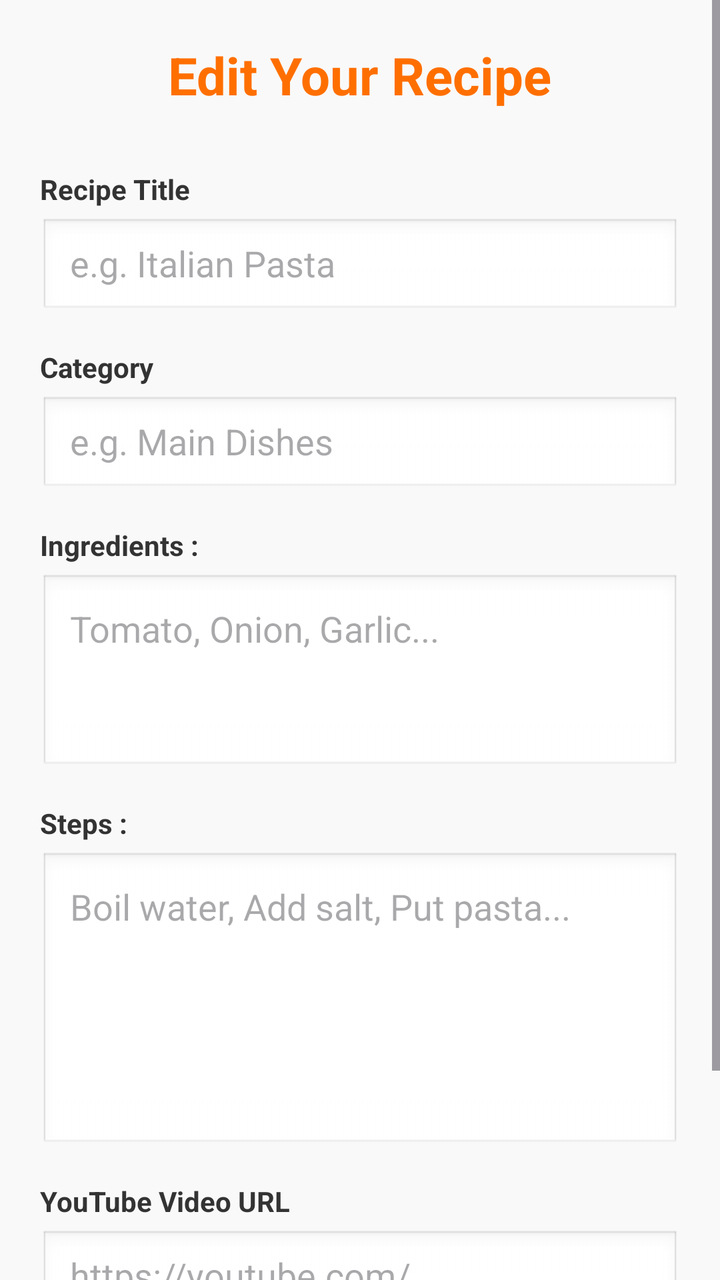
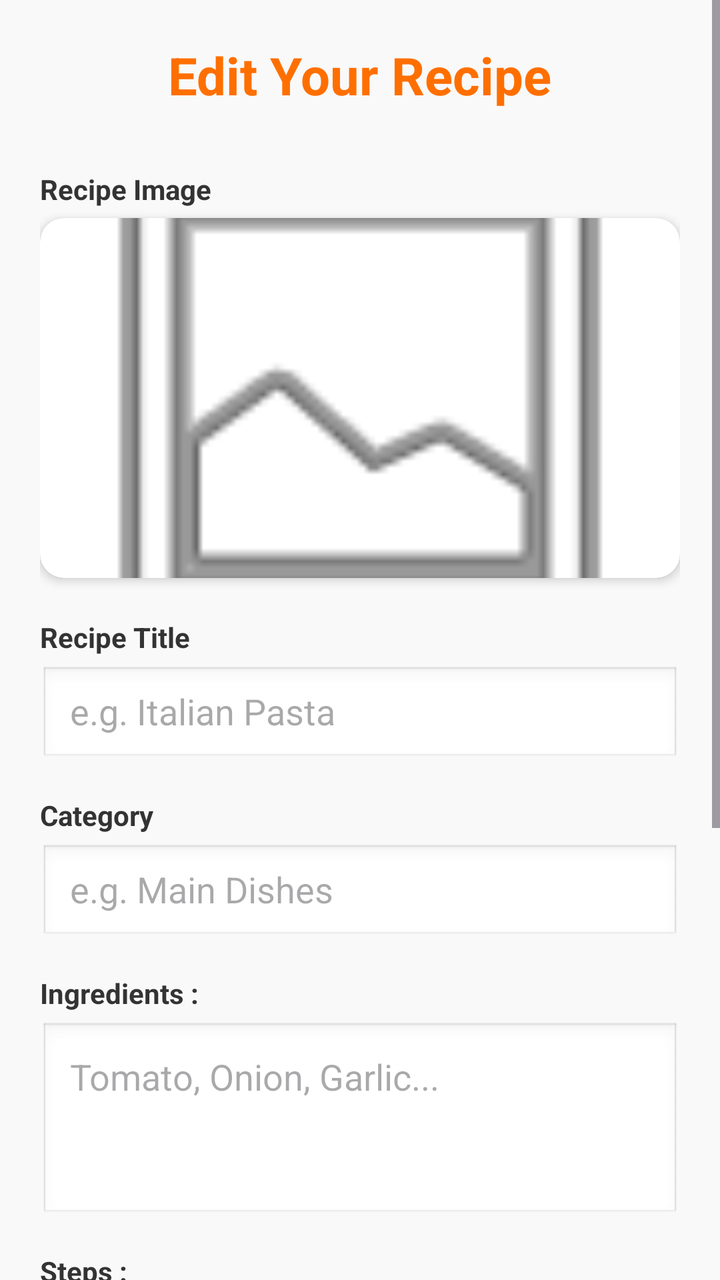

Screens rendered from an Android XML layout before and after an edit, with the pre-edit source and the edit as a unified diff.
<!-- AndroidManifest.xml: application theme Theme.RecipeBook -->
<!-- res/layout/activity_edit_recipe.xml -->
<?xml version="1.0" encoding="utf-8"?>
<ScrollView
    xmlns:android="http://schemas.android.com/apk/res/android"
    xmlns:app="http://schemas.android.com/apk/res-auto"
    xmlns:tools="http://schemas.android.com/tools"
    android:id="@+id/main"
    android:layout_width="match_parent"
    android:layout_height="match_parent"
    tools:context=".EditRecipeActivity"
    android:background="#F9F9F9"
    android:fillViewport="true">
    <LinearLayout
        android:layout_width="match_parent"
        android:layout_height="wrap_content"
        android:orientation="vertical"
        android:padding="20dp">

        <TextView
            android:layout_width="wrap_content"
            android:layout_height="wrap_content"
            android:text="Edit Your Recipe"
            android:textColor="@color/orange_primary"
            android:textSize="26sp"
            android:textStyle="bold"
            android:layout_gravity="center_horizontal"
            android:layout_marginBottom="30dp"/>

        <TextView
            android:layout_width="wrap_content"
            android:layout_height="wrap_content"
            android:text="Recipe Title"
            android:textColor="#333"
            android:textStyle="bold"
            android:layout_marginBottom="5dp"/>
        <EditText
            android:id="@+id/editRecipeTitleEt"
            android:layout_width="match_parent"
            android:layout_height="50dp"
            android:hint="e.g. Italian Pasta"
            android:inputType="text"
            android:background="@android:drawable/edit_text"
            android:paddingHorizontal="15dp"
            android:layout_marginBottom="15dp"/>

        <TextView
            android:layout_width="wrap_content"
            android:layout_height="wrap_content"
            android:text="Category"
            android:textColor="#333"
            android:textStyle="bold"
            android:layout_marginBottom="5dp"/>
        <EditText
            android:id="@+id/editRecipeCategoryEt"
            android:layout_width="match_parent"
            android:layout_height="50dp"
            android:hint="e.g. Main Dishes"
            android:inputType="text"
            android:background="@android:drawable/edit_text"
            android:paddingHorizontal="15dp"
            android:layout_marginBottom="15dp"/>

        <TextView
            android:layout_width="wrap_content"
            android:layout_height="wrap_content"
            android:text="Ingredients :"
            android:textColor="#333"
            android:textStyle="bold"
            android:layout_marginBottom="5dp"/>
        <EditText
            android:id="@+id/editRecipeIngredientsEt"
            android:layout_width="match_parent"
            android:layout_height="100dp"
            android:hint="Tomato, Onion, Garlic..."
            android:inputType="textMultiLine"
            android:gravity="top"
            android:background="@android:drawable/edit_text"
            android:padding="15dp"
            android:layout_marginBottom="15dp"/>

        <TextView
            android:layout_width="wrap_content"
            android:layout_height="wrap_content"
            android:text="Steps :"
            android:textColor="#333"
            android:textStyle="bold"
            android:layout_marginBottom="5dp"/>
        <EditText
            android:id="@+id/editRecipeStepsEt"
            android:layout_width="match_parent"
            android:layout_height="150dp"
            android:hint="Boil water, Add salt, Put pasta..."
            android:inputType="textMultiLine"
            android:gravity="top"
            android:background="@android:drawable/edit_text"
            android:padding="15dp"
            android:layout_marginBottom="15dp"/>

        <TextView
            android:layout_width="wrap_content"
            android:layout_height="wrap_content"
            android:text="YouTube Video URL"
            android:textColor="#333"
            android:textStyle="bold"
            android:layout_marginBottom="5dp"/>
        <EditText
            android:id="@+id/editRecipeVideoUrlEt"
            android:layout_width="match_parent"
            android:layout_height="50dp"
            android:hint="https://youtube.com/..."
            android:inputType="textUri"
            android:background="@android:drawable/edit_text"
            android:paddingHorizontal="15dp"
            android:layout_marginBottom="25dp"/>

        <Button
            android:id="@+id/updateRecipeBtn"
            android:layout_width="match_parent"
            android:layout_height="55dp"
            android:text="Update Recipe"
            android:backgroundTint="@color/orange_primary"
            android:textColor="@color/white"
            android:textStyle="bold"
            app:cornerRadius="10dp"/>

    </LinearLayout>

</ScrollView>
<!-- resources referenced by this layout -->
<resources>
  <color name="orange_primary">#FF6F00</color>
  <color name="white">#FFFFFFFF</color>
  <style name="Theme.RecipeBook" parent="Base.Theme.RecipeBook" />
  <style name="Base.Theme.RecipeBook" parent="Theme.Material3.DayNight.NoActionBar">
          
          
      </style>
</resources>

<!-- the commit's change to res/layout/activity_edit_recipe.xml (unified diff, before → after) -->
@@ -24,6 +24,34 @@
             android:textStyle="bold"
             android:layout_gravity="center_horizontal"
             android:layout_marginBottom="30dp"/>
+
+        <TextView
+            android:layout_width="wrap_content"
+            android:layout_height="wrap_content"
+            android:text="Recipe Image"
+            android:textColor="#333"
+            android:textStyle="bold"
+            android:layout_marginBottom="5dp"/>
+
+        <androidx.cardview.widget.CardView
+            android:id="@+id/editSelectImgBtn"
+            android:layout_width="match_parent"
+            android:layout_height="180dp"
+            app:cardCornerRadius="12dp"
+            app:cardElevation="3dp"
+            android:layout_marginBottom="20dp"
+            android:clickable="true"
+            android:focusable="true"
+            android:foreground="?attr/selectableItemBackground">
+
+            <ImageView
+                android:id="@+id/editRecipeImgPreview"
+                android:layout_width="match_parent"
+                android:layout_height="match_parent"
+                android:scaleType="centerCrop"
+                android:src="@android:drawable/ic_menu_gallery"
+                android:contentDescription="Recipe Image Preview" />
+        </androidx.cardview.widget.CardView>
 
         <TextView
             android:layout_width="wrap_content"
@@ -111,6 +139,13 @@
             android:background="@android:drawable/edit_text"
             android:paddingHorizontal="15dp"
             android:layout_marginBottom="25dp"/>
+        <ProgressBar
+            android:id="@+id/editProgressBar"
+            android:layout_width="wrap_content"
+            android:layout_height="wrap_content"
+            android:layout_gravity="center_horizontal"
+            android:layout_marginBottom="15dp"
+            android:visibility="gone" />
 
         <Button
             android:id="@+id/updateRecipeBtn"
